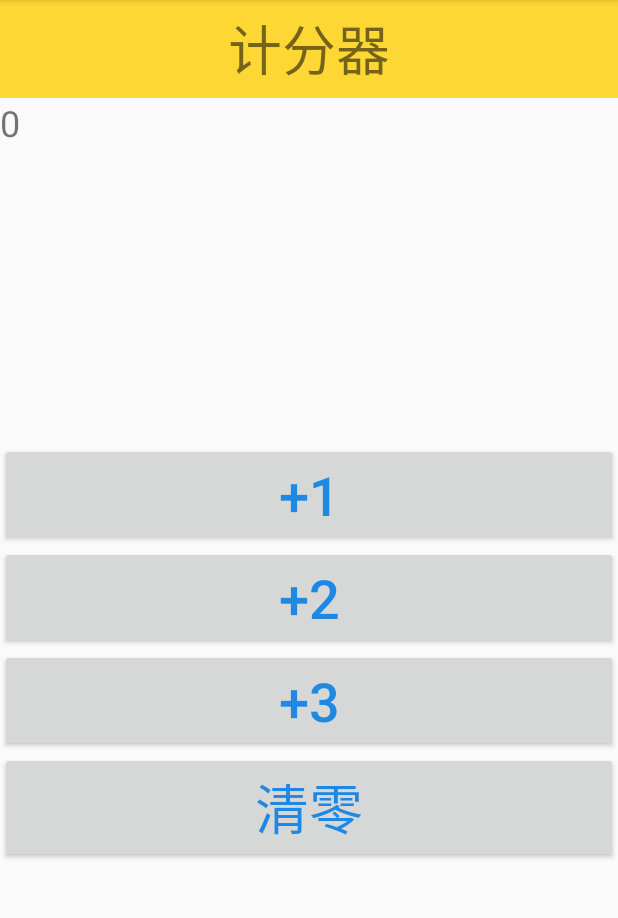
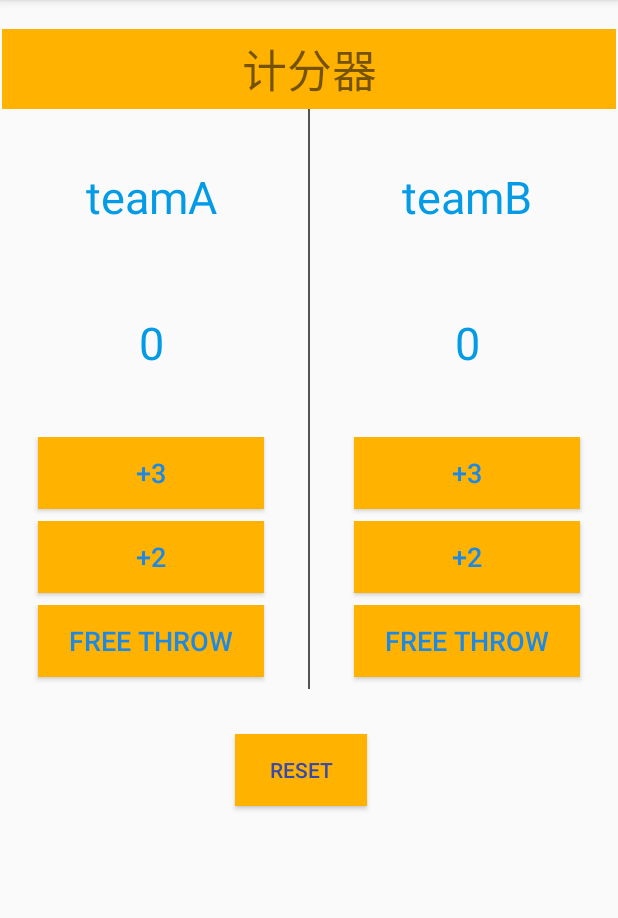
Before and after one commit to StephenKai0205/Hello, an Android app: the counter2 screen opened directly, with no data from a screen before it, on a phone screen of 412 x 824 dp, the part 84-1002 px from its top. Run offline under Robolectric (Android 15) with nearby library versions, the phone set to English and light mode, and no system bars.

Commit message:
添加计数器2并改进

```diff
--- a/app/src/main/java/com/example/hello/counter2.java
+++ b/app/src/main/java/com/example/hello/counter2.java
@@ -12,7 +12,7 @@ public class counter2 extends AppCompatActivity {
     @Override
     public void onCreate(Bundle savedInstanceState) {
         super.onCreate(savedInstanceState);
-        setContentView(R.layout.score);
+        setContentView(R.layout.score2);
 
     }
 
--- a/app/src/main/res/layout/main.xml
+++ b/app/src/main/res/layout/main.xml
@@ -72,7 +72,7 @@
             android:layout_width="match_parent"
             android:layout_height="wrap_content"
             android:onClick="jumpCounter2"
-            android:tag="3"
+            android:tag="4"
             android:text="counter2"
             android:textColor="#1E88E5"
             android:textSize="36sp" />
--- a/app/src/main/res/layout/score2.xml
+++ b/app/src/main/res/layout/score2.xml
@@ -260,7 +260,7 @@
             android:layout_marginBottom="24dp"
             android:background="#FFB300"
             android:gravity="center"
-            android:onClick="reset"
+            android:onClick="Reset"
             android:text="reset"
             android:textColor="#3949AB" />
 
```
